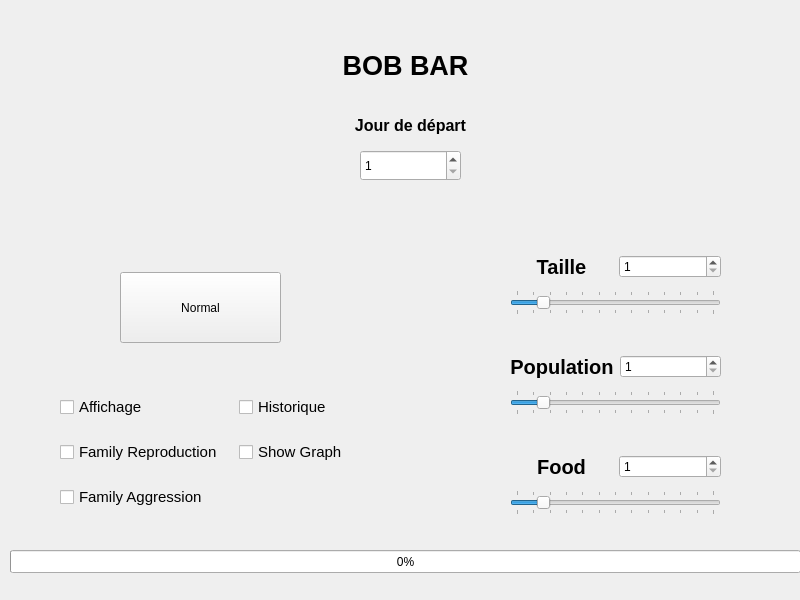
The window that view/Mainwindow.ui (yetanotherf0rked/3a_bobbar) describes before a commit, drawn with Qt 5.
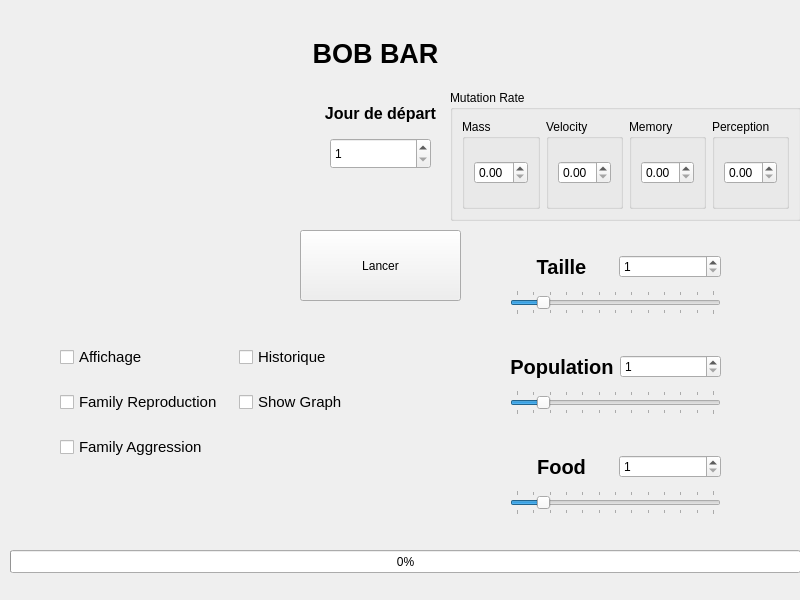
The same window after the commit.

Commit message: ajout choix des taux de mutation mainwindow

Patch:
```diff
--- a/view/Mainwindow.ui
+++ b/view/Mainwindow.ui
@@ -16,8 +16,8 @@
   <widget class="QLabel" name="label_2">
    <property name="geometry">
     <rect>
-     <x>330</x>
-     <y>100</y>
+     <x>300</x>
+     <y>88</y>
      <width>161</width>
      <height>51</height>
     </rect>
@@ -52,21 +52,21 @@
   <widget class="QPushButton" name="pushButton">
    <property name="geometry">
     <rect>
-     <x>120</x>
-     <y>272</y>
+     <x>300</x>
+     <y>230</y>
      <width>161</width>
      <height>71</height>
     </rect>
    </property>
    <property name="text">
-    <string>Normal</string>
+    <string>Lancer</string>
    </property>
   </widget>
   <widget class="QLabel" name="label">
    <property name="geometry">
     <rect>
-     <x>310</x>
-     <y>40</y>
+     <x>280</x>
+     <y>28</y>
      <width>191</width>
      <height>51</height>
     </rect>
@@ -88,8 +88,8 @@
   <widget class="QSpinBox" name="Day_Box">
    <property name="geometry">
     <rect>
-     <x>360</x>
-     <y>150</y>
+     <x>330</x>
+     <y>138</y>
      <width>101</width>
      <height>31</height>
     </rect>
@@ -105,7 +105,7 @@
    <property name="geometry">
     <rect>
      <x>60</x>
-     <y>380</y>
+     <y>330</y>
      <width>351</width>
      <height>146</height>
     </rect>
@@ -419,6 +419,69 @@
     </item>
    </layout>
   </widget>
+  <widget class="QGroupBox" name="groupBox">
+   <property name="geometry">
+    <rect>
+     <x>450</x>
+     <y>90</y>
+     <width>351</width>
+     <height>131</height>
+    </rect>
+   </property>
+   <property name="title">
+    <string>Mutation Rate</string>
+   </property>
+   <layout class="QHBoxLayout" name="horizontalLayout">
+    <item>
+     <widget class="QGroupBox" name="groupBox_2">
+      <property name="title">
+       <string>Mass</string>
+      </property>
+      <layout class="QVBoxLayout" name="verticalLayout_4">
+       <item>
+        <widget class="QDoubleSpinBox" name="mut_mass"/>
+       </item>
+      </layout>
+     </widget>
+    </item>
+    <item>
+     <widget class="QGroupBox" name="groupBox_3">
+      <property name="title">
+       <string>Velocity</string>
+      </property>
+      <layout class="QVBoxLayout" name="verticalLayout_5">
+       <item>
+        <widget class="QDoubleSpinBox" name="mut_velocity"/>
+       </item>
+      </layout>
+     </widget>
+    </item>
+    <item>
+     <widget class="QGroupBox" name="groupBox_5">
+      <property name="title">
+       <string>Memory</string>
+      </property>
+      <layout class="QVBoxLayout" name="verticalLayout_7">
+       <item>
+        <widget class="QDoubleSpinBox" name="mut_memory"/>
+       </item>
+      </layout>
+     </widget>
+    </item>
+    <item>
+     <widget class="QGroupBox" name="groupBox_4">
+      <property name="title">
+       <string>Perception</string>
+      </property>
+      <layout class="QVBoxLayout" name="verticalLayout_6">
+       <item>
+        <widget class="QDoubleSpinBox" name="mut_perception"/>
+       </item>
+      </layout>
+     </widget>
+    </item>
+   </layout>
+  </widget>
  </widget>
  <resources/>
  <connections>
```
Left out of the diff: 12 changed lines with no effect on the pictures. The commit also changes 2 other files.
